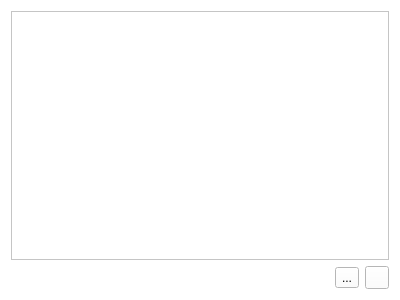
Old version of the form QueryItemListDialog.ui in the repository fritzone/ddm.
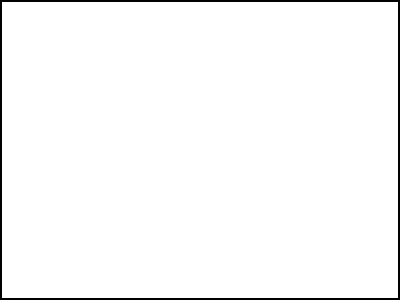
New version of the form. Icons and pictures are not drawn.

Commit message: and even more query creator drawing

What changed in the file:
```diff
--- a/QueryItemListDialog.ui
+++ b/QueryItemListDialog.ui
@@ -384,52 +384,28 @@
    <bool>true</bool>
   </property>
   <layout class="QVBoxLayout" name="verticalLayout">
+   <property name="spacing">
+    <number>0</number>
+   </property>
+   <property name="margin">
+    <number>0</number>
+   </property>
    <item>
-    <widget class="QListView" name="lstValues">
+    <widget class="QListWidget" name="lstValues">
+     <property name="frameShape">
+      <enum>QFrame::WinPanel</enum>
+     </property>
+     <property name="frameShadow">
+      <enum>QFrame::Plain</enum>
+     </property>
      <property name="lineWidth">
       <number>0</number>
      </property>
+     <property name="midLineWidth">
+      <number>0</number>
+     </property>
     </widget>
    </item>
-   <item>
-    <layout class="QHBoxLayout" name="horizontalLayout">
-     <item>
-      <spacer name="horizontalSpacer">
-       <property name="orientation">
-        <enum>Qt::Horizontal</enum>
-       </property>
-       <property name="sizeHint" stdset="0">
-        <size>
-         <width>40</width>
-         <height>20</height>
-        </size>
-       </property>
-      </spacer>
-     </item>
-     <item>
-      <widget class="QToolButton" name="btnCancel">
-       <property name="text">
-        <string>...</string>
-       </property>
-       <property name="icon">
-        <iconset resource="dbm.qrc">
-         <normaloff>:/images/actions/images/small/cancel.png</normaloff>:/images/actions/images/small/cancel.png</iconset>
-       </property>
-      </widget>
-     </item>
-     <item>
-      <widget class="QToolButton" name="btnOk">
-       <property name="text">
-        <string/>
-       </property>
-       <property name="icon">
-        <iconset resource="dbm.qrc">
-         <normaloff>:/images/actions/images/small/apply.png</normaloff>:/images/actions/images/small/apply.png</iconset>
-       </property>
-      </widget>
-     </item>
-    </layout>
-   </item>
   </layout>
  </widget>
  <resources>
```
Left out of the diff: 28 changed lines with no effect on the pictures. The commit also changes 11 other files.
